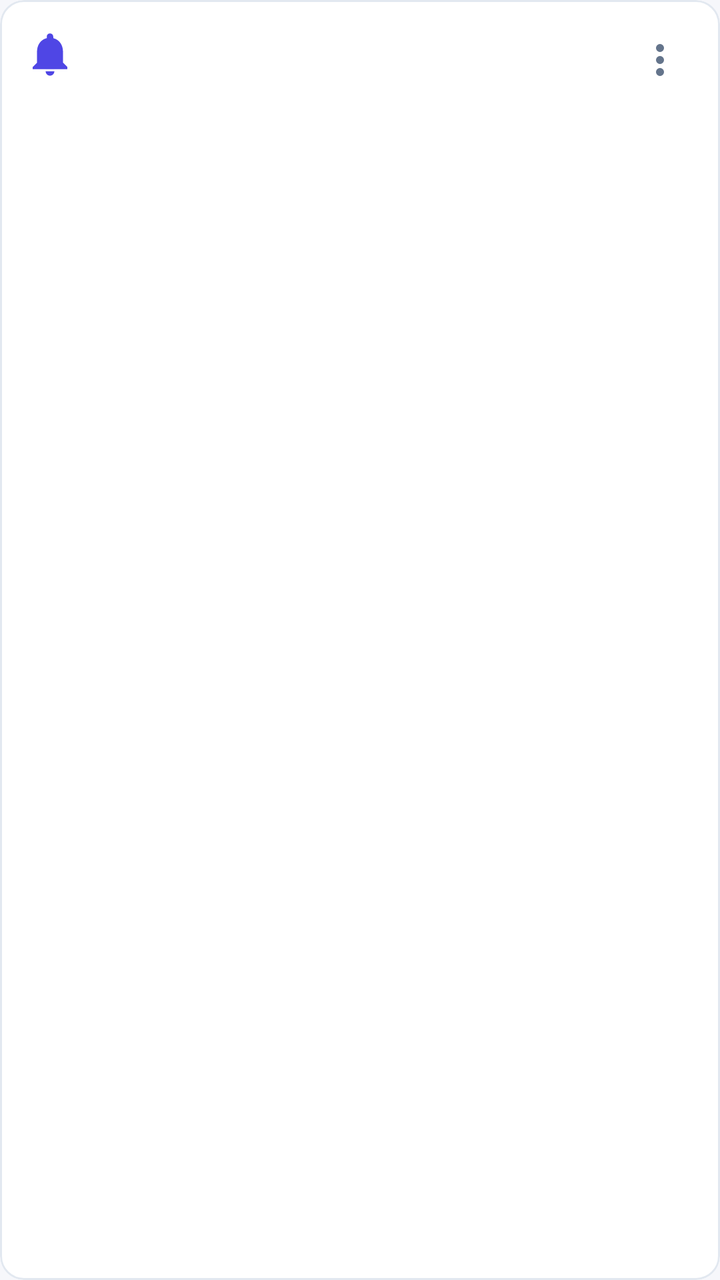
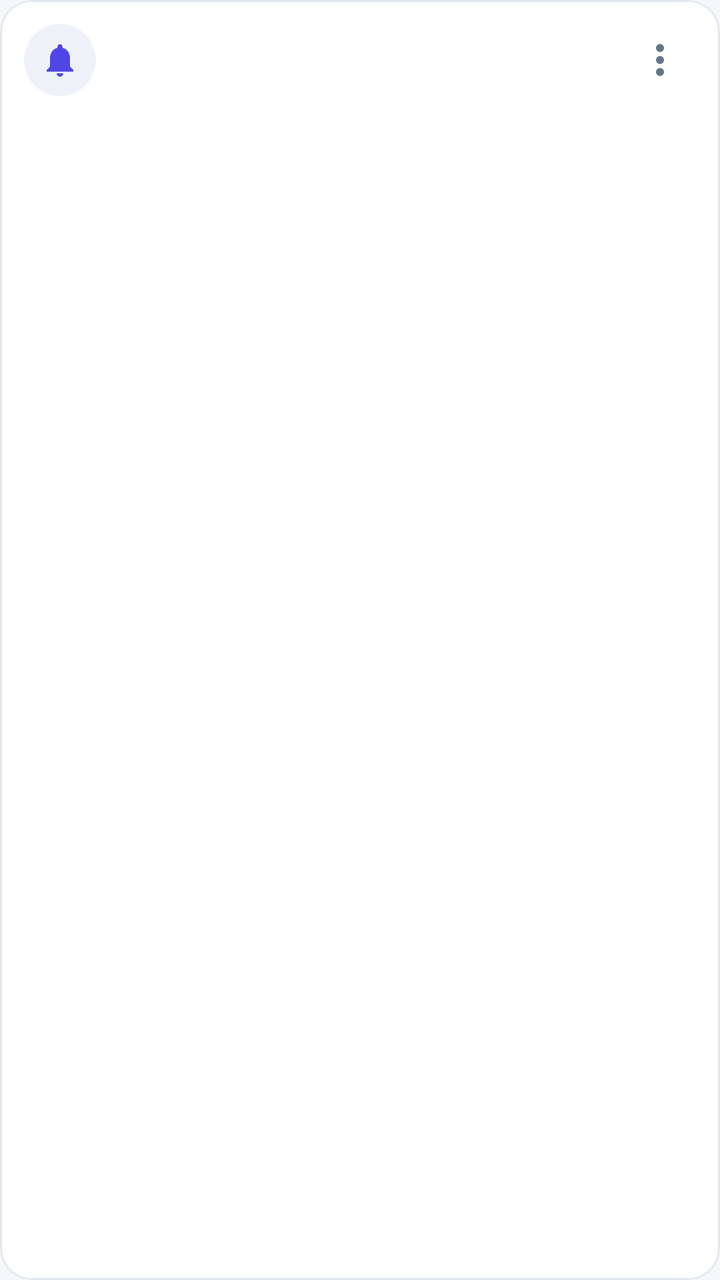

An Android layout rendered at two revisions. The XML below is the earlier revision; the diff shows what the commit changed to produce the second picture.
<!-- AndroidManifest.xml: application theme Theme.Appfinanceiro -->
<!-- res/layout/item_notification_log.xml -->
<?xml version="1.0" encoding="utf-8"?>
<com.google.android.material.card.MaterialCardView xmlns:android="http://schemas.android.com/apk/res/android"
    xmlns:app="http://schemas.android.com/apk/res-auto"
    android:id="@+id/logCard"
    android:layout_width="match_parent"
    android:layout_height="wrap_content"
    android:layout_marginBottom="8dp"
    app:cardCornerRadius="12dp"
    app:cardElevation="0dp"
    app:strokeColor="?attr/colorOutline"
    app:strokeWidth="1dp">

    <LinearLayout
        android:layout_width="match_parent"
        android:layout_height="wrap_content"
        android:gravity="top"
        android:orientation="horizontal"
        android:padding="12dp">

        <ImageView
            android:id="@+id/logIconImageView"
            android:layout_width="26dp"
            android:layout_height="26dp"
            android:layout_marginTop="2dp"
            android:layout_marginEnd="10dp"
            android:contentDescription="@null"
            android:src="@drawable/ic_notifications_bell"
            app:tint="?attr/colorPrimary" />

        <LinearLayout
            android:layout_width="0dp"
            android:layout_height="wrap_content"
            android:layout_weight="1"
            android:orientation="vertical">

            <LinearLayout
                android:layout_width="match_parent"
                android:layout_height="wrap_content"
                android:gravity="center_vertical"
                android:orientation="horizontal">

                <TextView
                    android:id="@+id/logTitleTextView"
                    android:layout_width="0dp"
                    android:layout_height="wrap_content"
                    android:layout_weight="1"
                    android:ellipsize="end"
                    android:maxLines="1"
                    android:textColor="?attr/colorOnSurface"
                    android:textSize="14sp"
                    android:textStyle="bold" />

                <View
                    android:id="@+id/unreadDotView"
                    android:layout_width="8dp"
                    android:layout_height="8dp"
                    android:layout_marginStart="6dp"
                    android:background="@drawable/bg_unread_dot"
                    android:visibility="gone" />
            </LinearLayout>

            <TextView
                android:id="@+id/logDescriptionTextView"
                android:layout_width="match_parent"
                android:layout_height="wrap_content"
                android:layout_marginTop="3dp"
                android:ellipsize="end"
                android:maxLines="3"
                android:textColor="?attr/colorOnSurfaceVariant"
                android:textSize="12sp" />

            <TextView
                android:id="@+id/logDateTextView"
                android:layout_width="match_parent"
                android:layout_height="wrap_content"
                android:layout_marginTop="4dp"
                android:textColor="?attr/colorOnSurfaceVariant"
                android:textSize="10sp" />
        </LinearLayout>

        <ImageButton
            android:id="@+id/logMoreButton"
            android:layout_width="36dp"
            android:layout_height="36dp"
            android:layout_marginStart="4dp"
            android:background="?attr/selectableItemBackgroundBorderless"
            android:contentDescription="@string/history_filters"
            android:padding="8dp"
            android:src="@drawable/ic_transaction_more"
            app:tint="?attr/colorOnSurfaceVariant" />
    </LinearLayout>
</com.google.android.material.card.MaterialCardView>
<!-- resources referenced by this layout -->
<resources>
  <!-- drawable bg_unread_dot (drawable) -->
  <?xml version="1.0" encoding="utf-8"?>
  <shape xmlns:android="http://schemas.android.com/apk/res/android"
      android:shape="oval">
      <solid android:color="?attr/colorPrimary" />
      <size
          android:width="8dp"
          android:height="8dp" />
  </shape>
  <!-- drawable ic_notifications_bell (drawable) -->
  <vector xmlns:android="http://schemas.android.com/apk/res/android"
      android:width="24dp" android:height="24dp"
      android:viewportWidth="24" android:viewportHeight="24">
      <path android:fillColor="#FF000000"
          android:pathData="M12,22c1.1,0 2,-0.9 2,-2h-4c0,1.1 0.89,2 2,2zM18,16v-5c0,-3.07 -1.64,-5.64 -4.5,-6.32V4c0,-0.83 -0.67,-1.5 -1.5,-1.5s-1.5,0.67 -1.5,1.5v0.68C7.63,5.36 6,7.92 6,11v5l-2,2v1h16v-1l-2,-2z" />
  </vector>
  <!-- drawable ic_transaction_more (drawable) -->
  <vector xmlns:android="http://schemas.android.com/apk/res/android"
      android:width="24dp" android:height="24dp"
      android:viewportWidth="24" android:viewportHeight="24">
      <path android:fillColor="#FF000000" android:pathData="M12,8a2,2 0,1 0,0 -4a2,2 0,0 0,0 4zM12,10a2,2 0,1 0,0 4a2,2 0,0 0,0 -4zM12,16a2,2 0,1 0,0 4a2,2 0,0 0,0 -4z" />
  </vector>
  <string name="history_filters">Filtros</string>
  <style name="Theme.Appfinanceiro" parent="Theme.Appfinanceiro.Base">
          <item name="android:windowLightStatusBar">true</item>
          <item name="android:windowLightNavigationBar">true</item>
      </style>
  <color name="brand_primary">#FF4F46E5</color>
  <color name="on_brand">#FFFFFFFF</color>
  <color name="surface_variant">#FFEEF1F8</color>
  <color name="on_surface">#FF0F172A</color>
  <color name="brand_secondary">#FF0EA5E9</color>
  <color name="cta_primary">#FF047857</color>
  <color name="on_cta">#FFFFFFFF</color>
  <color name="surface">#FFFFFFFF</color>
  <color name="on_surface_variant">#FF64748B</color>
  <color name="surface_elevated">#FFFFFFFF</color>
  <color name="background">#FFF6F7FB</color>
  <color name="on_background">#FF0F172A</color>
  <color name="error">#FFDC2626</color>
  <color name="on_error">#FFFFFFFF</color>
  <color name="outline">#FFE2E8F0</color>
  <!-- unchanged entries left out for length: 1 -->
</resources>

<!-- the commit's change to res/layout/item_notification_log.xml (unified diff, before → after) -->
@@ -2,13 +2,10 @@
 <com.google.android.material.card.MaterialCardView xmlns:android="http://schemas.android.com/apk/res/android"
     xmlns:app="http://schemas.android.com/apk/res-auto"
     android:id="@+id/logCard"
+    style="@style/ModernListCard"
     android:layout_width="match_parent"
     android:layout_height="wrap_content"
-    android:layout_marginBottom="8dp"
-    app:cardCornerRadius="12dp"
-    app:cardElevation="0dp"
-    app:strokeColor="?attr/colorOutline"
-    app:strokeWidth="1dp">
+    android:layout_marginBottom="8dp">
 
     <LinearLayout
         android:layout_width="match_parent"
@@ -17,19 +14,25 @@
         android:orientation="horizontal"
         android:padding="12dp">
 
-        <ImageView
-            android:id="@+id/logIconImageView"
-            android:layout_width="26dp"
-            android:layout_height="26dp"
-            android:layout_marginTop="2dp"
-            android:layout_marginEnd="10dp"
-            android:contentDescription="@null"
-            android:src="@drawable/ic_notifications_bell"
-            app:tint="?attr/colorPrimary" />
+        <FrameLayout
+            android:layout_width="36dp"
+            android:layout_height="36dp"
+            android:background="@drawable/bg_icon_circle">
+
+            <ImageView
+                android:id="@+id/logIconImageView"
+                android:layout_width="20dp"
+                android:layout_height="20dp"
+                android:layout_gravity="center"
+                android:contentDescription="@null"
+                android:src="@drawable/ic_notifications_bell"
+                app:tint="?attr/colorPrimary" />
+        </FrameLayout>
 
         <LinearLayout
             android:layout_width="0dp"
             android:layout_height="wrap_content"
+            android:layout_marginStart="10dp"
             android:layout_weight="1"
             android:orientation="vertical">
 
<!-- resource entries referenced after the edit -->
@@ -1,5 +1,11 @@
 <!-- resources referenced by this layout -->
 <resources>
+  <!-- drawable bg_icon_circle (drawable) -->
+  <?xml version="1.0" encoding="utf-8"?>
+  <shape xmlns:android="http://schemas.android.com/apk/res/android"
+      android:shape="oval">
+      <solid android:color="?attr/colorSurfaceVariant" />
+  </shape>
   <!-- drawable bg_unread_dot (drawable) -->
   <?xml version="1.0" encoding="utf-8"?>
   <shape xmlns:android="http://schemas.android.com/apk/res/android"
@@ -23,9 +29,20 @@
       <path android:fillColor="#FF000000" android:pathData="M12,8a2,2 0,1 0,0 -4a2,2 0,0 0,0 4zM12,10a2,2 0,1 0,0 4a2,2 0,0 0,0 -4zM12,16a2,2 0,1 0,0 4a2,2 0,0 0,0 -4z" />
   </vector>
   <string name="history_filters">Filtros</string>
+  <style name="ModernListCard" parent="ModernCard">
+          <item name="cardCornerRadius">16dp</item>
+          <item name="cardElevation">0dp</item>
+      </style>
   <style name="Theme.Appfinanceiro" parent="Theme.Appfinanceiro.Base">
           <item name="android:windowLightStatusBar">true</item>
           <item name="android:windowLightNavigationBar">true</item>
+      </style>
+  <style name="ModernCard" parent="Widget.Material3.CardView.Filled">
+          <item name="cardBackgroundColor">?attr/colorSurface</item>
+          <item name="cardCornerRadius">20dp</item>
+          <item name="cardElevation">2dp</item>
+          <item name="strokeColor">?attr/colorOutline</item>
+          <item name="strokeWidth">1dp</item>
       </style>
   <color name="brand_primary">#FF4F46E5</color>
   <color name="on_brand">#FFFFFFFF</color>
